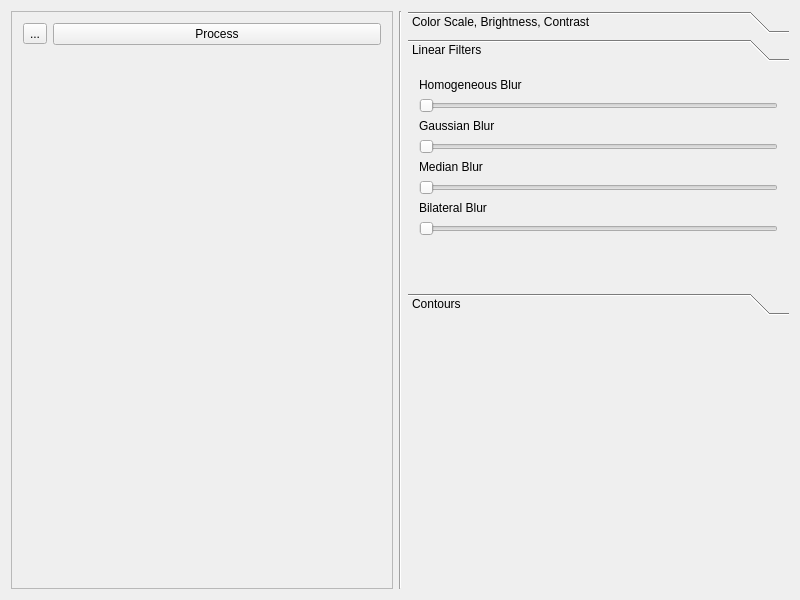
Qt form software/computer/client/opencv/contour/mainwindow.ui (wercool/valter) before a commit.
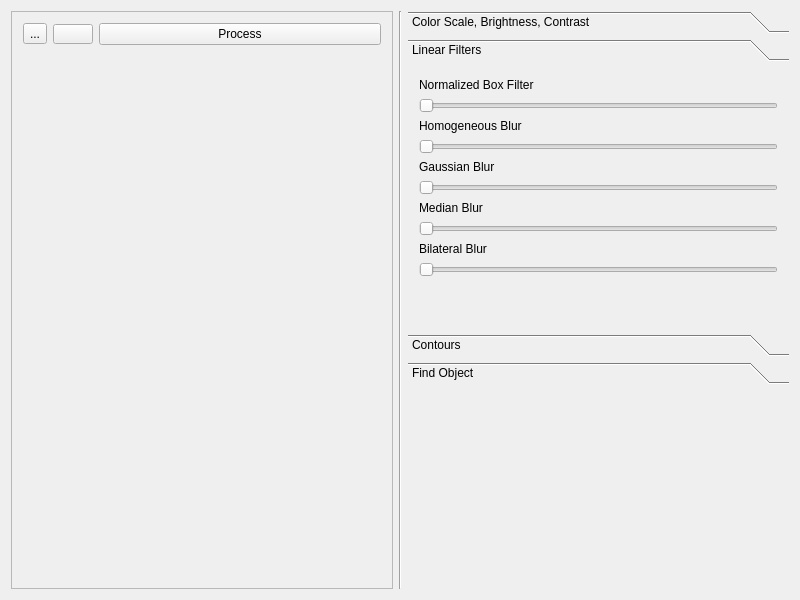
The same form after that commit. The open tabs and pages were chosen to show the change. Icons and pictures are not drawn.

Patch:
```diff
--- a/software/computer/client/opencv/contour/mainwindow.ui
+++ b/software/computer/client/opencv/contour/mainwindow.ui
@@ -53,6 +53,26 @@
               </property>
              </widget>
             </item>
+            <item>
+             <widget class="QPushButton" name="captureVideoButton">
+              <property name="maximumSize">
+               <size>
+                <width>40</width>
+                <height>20</height>
+               </size>
+              </property>
+              <property name="styleSheet">
+               <string notr="true">background-image: url(:/images/videocam.png);
+background-repeat: no-repeat;</string>
+              </property>
+              <property name="text">
+               <string/>
+              </property>
+              <property name="checkable">
+               <bool>true</bool>
+              </property>
+             </widget>
+            </item>
             <item>
              <widget class="QPushButton" name="processButton">
               <property name="text">
@@ -196,8 +216,8 @@
             <rect>
              <x>0</x>
              <y>0</y>
-             <width>380</width>
-             <height>228</height>
+             <width>366</width>
+             <height>225</height>
             </rect>
            </property>
            <attribute name="label">
@@ -206,6 +226,32 @@
            <layout class="QVBoxLayout" name="verticalLayout_6">
             <item>
              <layout class="QVBoxLayout" name="verticalLayout_5">
+              <item>
+               <widget class="QLabel" name="normalizedBoxFilterLabel">
+                <property name="text">
+                 <string>Normalized Box Filter</string>
+                </property>
+               </widget>
+              </item>
+              <item>
+               <widget class="QSlider" name="normalizedBoxFilterSlider">
+                <property name="minimum">
+                 <number>0</number>
+                </property>
+                <property name="maximum">
+                 <number>10</number>
+                </property>
+                <property name="pageStep">
+                 <number>1</number>
+                </property>
+                <property name="value">
+                 <number>0</number>
+                </property>
+                <property name="orientation">
+                 <enum>Qt::Horizontal</enum>
+                </property>
+               </widget>
+              </item>
               <item>
                <widget class="QLabel" name="homogeneousBlurLabel">
                 <property name="text">
@@ -218,6 +264,9 @@
                 <property name="maximum">
                  <number>30</number>
                 </property>
+                <property name="pageStep">
+                 <number>1</number>
+                </property>
                 <property name="orientation">
                  <enum>Qt::Horizontal</enum>
                 </property>
@@ -235,6 +284,9 @@
                 <property name="maximum">
                  <number>30</number>
                 </property>
+                <property name="pageStep">
+                 <number>1</number>
+                </property>
                 <property name="orientation">
                  <enum>Qt::Horizontal</enum>
                 </property>
@@ -252,6 +304,9 @@
                 <property name="maximum">
                  <number>30</number>
                 </property>
+                <property name="pageStep">
+                 <number>1</number>
+                </property>
                 <property name="orientation">
                  <enum>Qt::Horizontal</enum>
                 </property>
@@ -269,6 +324,9 @@
                 <property name="maximum">
                  <number>30</number>
                 </property>
+                <property name="pageStep">
+                 <number>1</number>
+                </property>
                 <property name="orientation">
                  <enum>Qt::Horizontal</enum>
                 </property>
@@ -350,6 +408,37 @@
             </item>
            </layout>
           </widget>
+          <widget class="QWidget" name="page_3">
+           <attribute name="label">
+            <string>Find Object</string>
+           </attribute>
+           <layout class="QVBoxLayout" name="verticalLayout_10">
+            <item>
+             <layout class="QVBoxLayout" name="findObjectverticalLayout">
+              <item>
+               <widget class="QToolButton" name="openFileWithObjectButton">
+                <property name="text">
+                 <string>...</string>
+                </property>
+               </widget>
+              </item>
+              <item>
+               <spacer name="verticalSpacer_6">
+                <property name="orientation">
+                 <enum>Qt::Vertical</enum>
+                </property>
+                <property name="sizeHint" stdset="0">
+                 <size>
+                  <width>20</width>
+                  <height>40</height>
+                 </size>
+                </property>
+               </spacer>
+              </item>
+             </layout>
+            </item>
+           </layout>
+          </widget>
          </widget>
         </item>
         <item>
```
Left out of the diff: 23 changed lines with no effect on the pictures.
